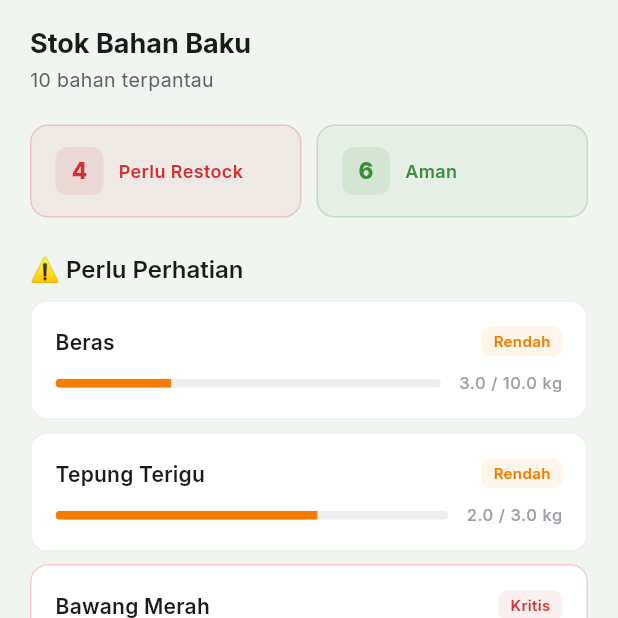
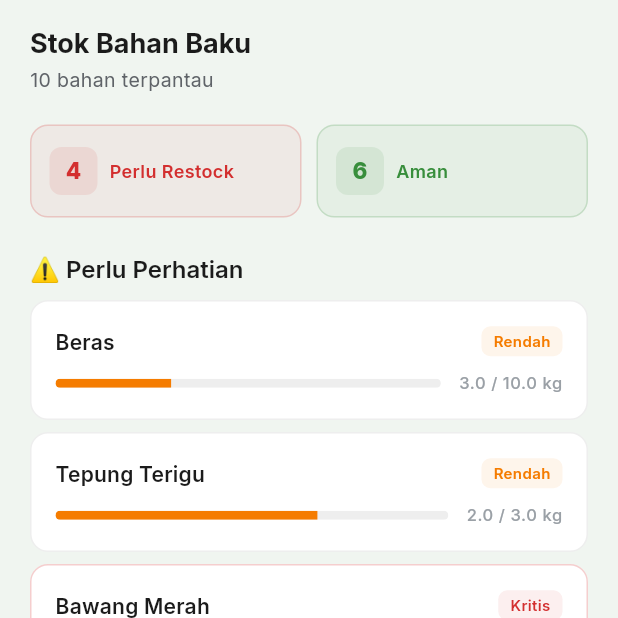
Before and after one commit to Sinholms/gundarrrr, a Flutter app: the StockScreen screen opened directly, on a phone screen of 412 x 824 dp, the top half of it. Run offline on Flutter 3.47's test engine with Material 3 defaults, Android fonts, the phone set to English and light mode, and no system bars; our stand-ins replace fl_chart, flutter_animate, google_fonts, image_picker.

Commit message:
fix: prevent mobile layout overflows

```diff
--- a/lib/screens/pos_screen.dart
+++ b/lib/screens/pos_screen.dart
@@ -262,7 +262,7 @@ class _PosScreenState extends State<PosScreen> {
                 padding: const EdgeInsets.fromLTRB(20, 0, 20, 190),
                 gridDelegate: const SliverGridDelegateWithFixedCrossAxisCount(
                   crossAxisCount: 2,
-                  childAspectRatio: 0.98,
+                  mainAxisExtent: 182,
                   crossAxisSpacing: 12,
                   mainAxisSpacing: 12,
                 ),
@@ -273,7 +273,7 @@ class _PosScreenState extends State<PosScreen> {
                   return GestureDetector(
                     onTap: () => setState(() => _cart[item['id']] = qty + 1),
                     child: Container(
-                      padding: const EdgeInsets.all(14),
+                      padding: const EdgeInsets.all(12),
                       decoration: BoxDecoration(
                         color: qty > 0
                             ? WessLessTheme.primary.withAlpha(10)
--- a/lib/screens/stock_screen.dart
+++ b/lib/screens/stock_screen.dart
@@ -71,7 +71,7 @@ class _SummaryChip extends StatelessWidget {
   Widget build(BuildContext context) {
     return Expanded(
       child: Container(
-        padding: const EdgeInsets.symmetric(vertical: 14, horizontal: 16),
+        padding: const EdgeInsets.symmetric(vertical: 14, horizontal: 12),
         decoration: BoxDecoration(color: color.withAlpha(15), borderRadius: BorderRadius.circular(12), border: Border.all(color: color.withAlpha(50))),
         child: Row(children: [
           Container(
@@ -79,8 +79,15 @@ class _SummaryChip extends StatelessWidget {
             decoration: BoxDecoration(color: color.withAlpha(25), borderRadius: BorderRadius.circular(8)),
             child: Center(child: Text('$count', style: TextStyle(fontSize: 15, fontWeight: FontWeight.w800, color: color))),
           ),
-          const SizedBox(width: 10),
-          Text(label, style: TextStyle(fontSize: 12, fontWeight: FontWeight.w600, color: color)),
+          const SizedBox(width: 8),
+          Expanded(
+            child: Text(
+              label,
+              maxLines: 1,
+              overflow: TextOverflow.ellipsis,
+              style: TextStyle(fontSize: 12, fontWeight: FontWeight.w600, color: color),
+            ),
+          ),
         ]),
       ),
     );
```
